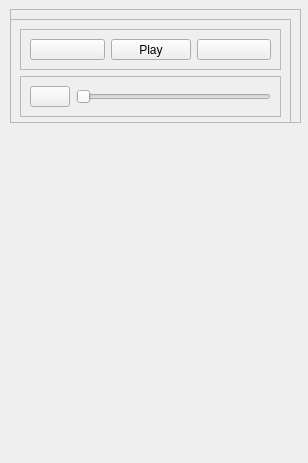
Before: the Qt Designer form form.ui in IamRezaMousavi/RedLine, drawn with Qt 5.
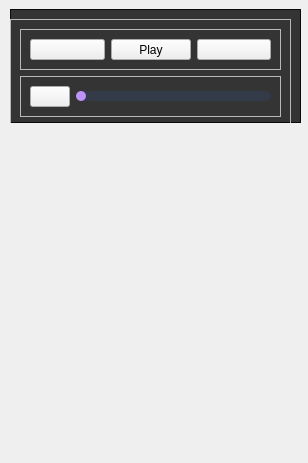
After: the same form once the commit is applied.

Commit message: Add QSlider styleSheet

```diff
--- a/form.ui
+++ b/form.ui
@@ -35,6 +35,13 @@
       <height>114</height>
      </size>
     </property>
+    <property name="styleSheet">
+     <string notr="true">QFrame#windowFrame
+{
+    background-color: rgba(0, 0, 0, 200);
+}
+</string>
+    </property>
     <property name="frameShape">
      <enum>QFrame::StyledPanel</enum>
     </property>
@@ -108,6 +115,41 @@
          </item>
          <item>
           <widget class="QSlider" name="songSlider">
+           <property name="styleSheet">
+            <string notr="true">QSlider
+{
+	margin: 0px;
+}
+QSlider::groove:horizontal
+{
+	border-radius: 5px;
+	height: 10px;
+	margin: 0px;
+	background-color: rgb(52, 59, 72);
+}
+QSlider::groove:horizontal:hover
+{
+	background-color: rgb(42, 49, 62);
+}
+QSlider::handle:horizontal
+{
+    border: none;
+    height: 10px;
+    width: 10px;
+    margin: 0px;
+    border-radius: 5px;
+    background-color: rgb(189, 147, 249);
+}
+QSlider::handle:horizontal:hover
+{
+    background-color: rgb(199, 157, 255);
+}
+QSlider::handle:horizontal:pressed
+{
+    background-color: rgb(255, 121, 198);
+}
+</string>
+           </property>
            <property name="orientation">
             <enum>Qt::Horizontal</enum>
            </property>
```
The commit also changes 1 other file.
